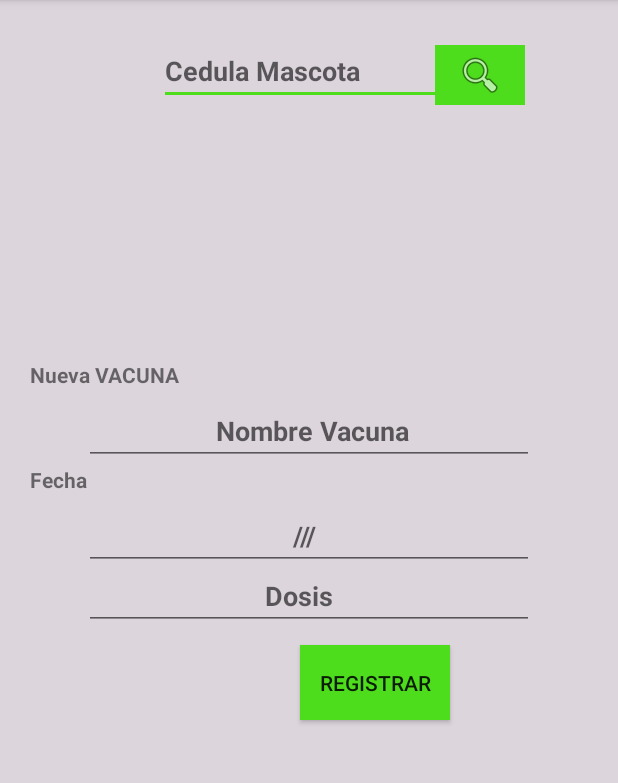
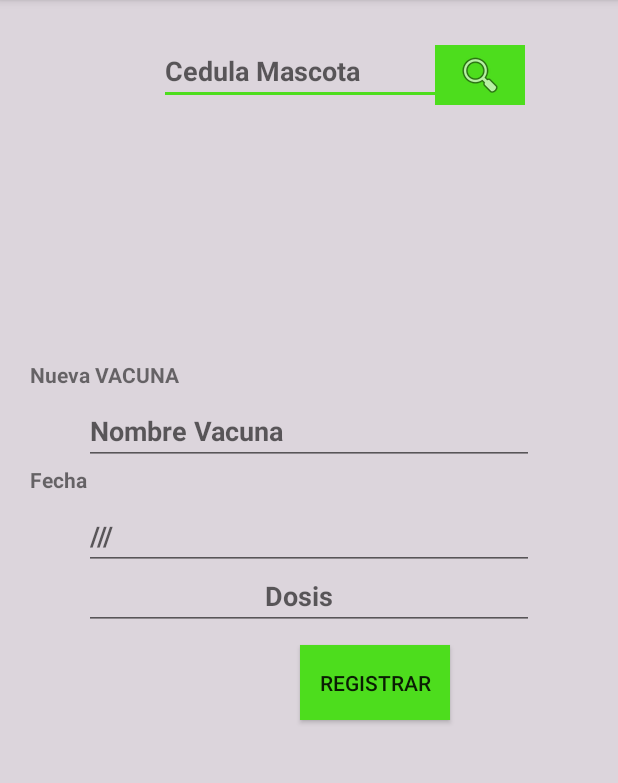
Before and after one commit to Deivisosorio3/MyApplication2, an Android app: the RegistroVacuna screen opened directly, with no data from a screen before it, on a phone screen of 412 x 824 dp, the part 84-867 px from its top. Run offline under Robolectric (Android 15) with nearby library versions, the phone set to English and light mode, and no system bars.

Commit message:
change registro

```diff
--- a/app/src/main/res/layout/activity_registro.xml
+++ b/app/src/main/res/layout/activity_registro.xml
@@ -50,7 +50,7 @@
         android:layout_height="40dp"
         android:layout_centerHorizontal="true"
         android:layout_marginTop="270dp"
-        android:hint="                  Nombre Vacuna"
+        android:hint="Nombre Vacuna"
         android:textColorHighlight="@color/colorAccent"
         android:textStyle="bold" />
 
@@ -69,7 +69,8 @@
         android:layout_height="40dp"
         android:layout_centerHorizontal="true"
         android:layout_marginTop="340dp"
-        android:hint="                             ///"
+        android:hint="///"
+        android:focusable="false"
         android:inputType="date"
         android:textColorHighlight="@color/colorAccent"
         android:textStyle="bold" />
```
